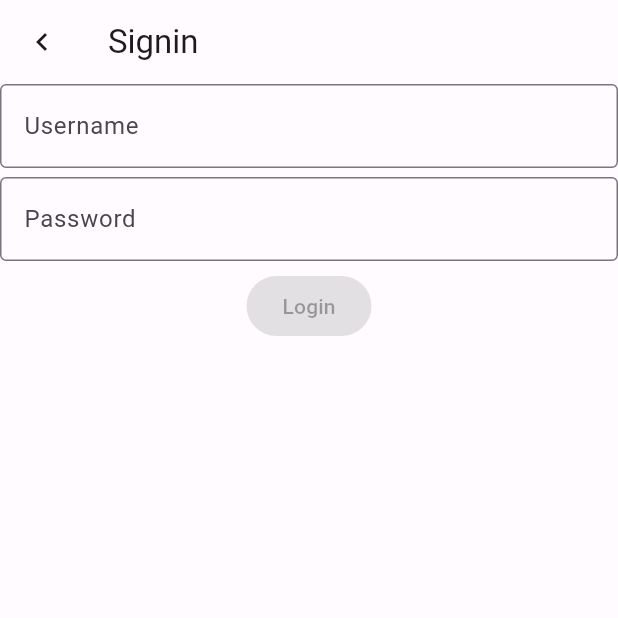
After one commit to freemind-vn/app_base, a Flutter app: the screen it shows after launch, after a tap on "/signin", on a phone screen of 412 x 824 dp, the top half of it. The commit adds this screen. Run offline on Flutter 3.47's test engine with Material 2 defaults, Android fonts, the phone set to English and light mode, and no system bars; our stand-ins replace flutter_modular; missing offline and left inert: storybook_flutter.

Commit message:
wip: add form widget

```diff
--- a/lib/src/features/user.dart
+++ b/lib/src/features/user.dart
@@ -3,6 +3,7 @@
 library user;
 
 export 'user/application/signin/signin_controller.dart';
+export 'user/application/signin/signin_form.dart';
 export 'user/application/signin/signin_page.dart';
 export 'user/data/user.dart';
 export 'user/data/user_service.dart';
--- a/lib/src/features/user/application/signin/signin_controller.dart
+++ b/lib/src/features/user/application/signin/signin_controller.dart
@@ -1,24 +1,21 @@
-import 'dart:developer';
-
 import 'package:flutter/material.dart';
 
 import 'package:app/src/features/user.dart';
 
 class SignInController {
-  final username = TextEditingController();
-  final password = TextEditingController();
-
-  final isValid = ValueNotifier(false);
   final user = ValueNotifier<User?>(null);
 
   final repository = SignInRepository();
 
-  login() {
-    user.value = repository.signIn('x', 'y');
-    log(user.value?.username ?? '');
+  String _username = '';
+  String _password = '';
+
+  onChange(String username, String password) {
+    _username = username;
+    _password = password;
   }
 
-  onChange(String value) {
-    isValid.value = (username.text != '' && password.text != '');
+  login() {
+    user.value = repository.signIn(_username, _password);
   }
 }
--- /dev/null
+++ b/lib/src/features/user/application/signin/signin_form.dart
@@ -0,0 +1,61 @@
+import 'package:flutter/material.dart';
+
+class SignInForm extends StatelessWidget {
+  SignInForm({super.key, required this.onChange, required this.onSubmit});
+
+  final Function(String username, String password) onChange;
+  final Function() onSubmit;
+
+  final _usernameController = TextEditingController();
+  final _passwordController = TextEditingController();
+
+  final _isValid = ValueNotifier(false);
+
+  @override
+  Widget build(BuildContext context) {
+    return Column(
+      children: [
+        TextField(
+          controller: _usernameController,
+          onChanged: _onChange,
+          decoration: const InputDecoration(
+            border: OutlineInputBorder(),
+            hintText: 'Username',
+          ),
+        ),
+        const SizedBox(height: 6),
+        TextField(
+          controller: _passwordController,
+          onChanged: _onChange,
+          decoration: const InputDecoration(
+            border: OutlineInputBorder(),
+            hintText: 'Password',
+          ),
+          obscureText: true,
+        ),
+        const SizedBox(height: 6),
+        ValueListenableBuilder(
+          valueListenable: _isValid,
+          builder: (context, value, child) {
+            return FilledButton(
+              onPressed: value ? onSubmit : null,
+              child: const Text('Login'),
+            );
+          },
+        ),
+      ],
+    );
+  }
+
+  _onChange(String? value) {
+    final username = _usernameController.text;
+    final password = _passwordController.text;
+    if (username.isEmpty || password.isEmpty) {
+      _isValid.value = false;
+      return;
+    }
+
+    _isValid.value = true;
+    onChange(username, password);
+  }
+}
```
Also changed, not shown: lib/src/features/user/application/signin/signin_page.dart (+4 -39 lines).
